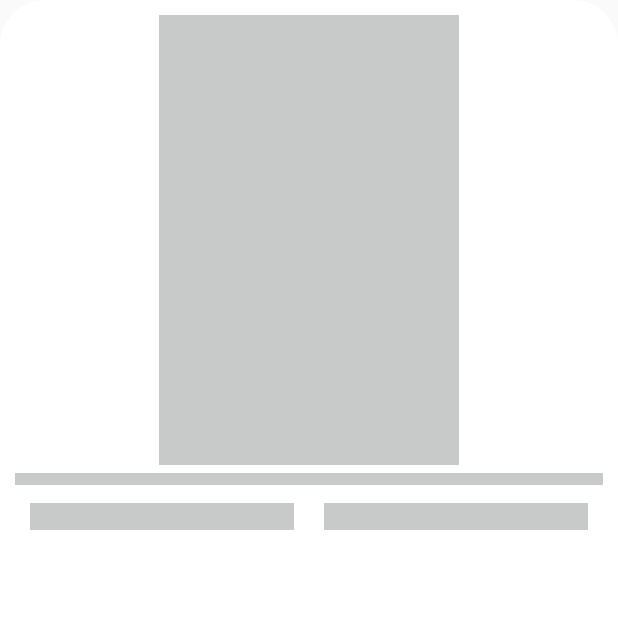
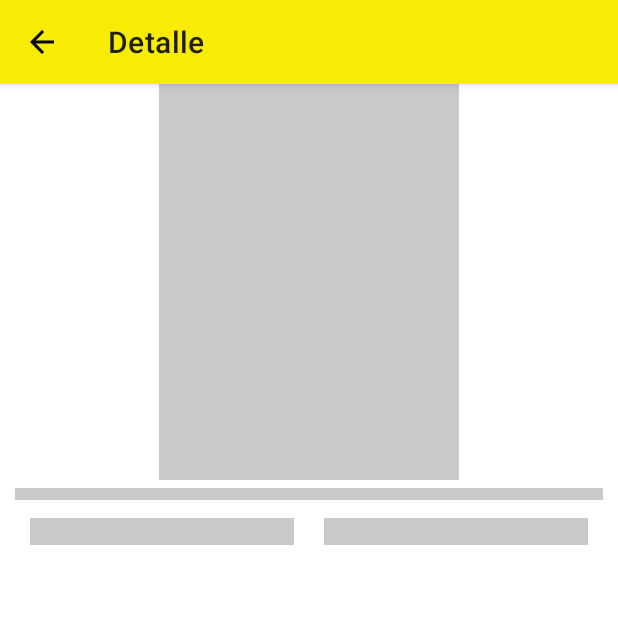
Before and after one commit to JuanCisilino/ML_Ch, an Android app: the DetailActivity screen opened directly, with no data from a screen before it, on a phone screen of 412 x 824 dp, the top half of it. Run offline under Robolectric (Android 15) with nearby library versions, the phone set to English and light mode, and no system bars; our stand-ins replace Dagger/Hilt's generated code, Picasso, Shimmer; network calls fail; pictures from the network do not load.

Commit message:
Correcciones del feedback: Implementacion de Toolbar con navegacion hacia atras, desde el detalle.

```diff
--- a/app/build.gradle
+++ b/app/build.gradle
@@ -12,7 +12,7 @@ android {
 
     defaultConfig {
         applicationId "com.frost.ml_ch"
-        minSdkVersion 19
+        minSdkVersion 21
         multiDexEnabled true
         targetSdk 33
         versionCode 1
--- a/app/src/main/AndroidManifest.xml
+++ b/app/src/main/AndroidManifest.xml
@@ -18,8 +18,7 @@
         <activity
             android:name=".ui.detail.DetailActivity"
             android:exported="true"
-            android:screenOrientation="portrait"
-            android:theme="@style/Theme.AppCompat.Light.NoActionBar"/>
+            android:screenOrientation="portrait"/>
         <activity
             android:name=".ui.home.HomeActivity"
             android:exported="true"
--- a/app/src/main/java/com/frost/ml_ch/ui/detail/DetailActivity.kt
+++ b/app/src/main/java/com/frost/ml_ch/ui/detail/DetailActivity.kt
@@ -37,8 +37,22 @@ class DetailActivity : AppCompatActivity() {
         super.onCreate(savedInstanceState)
         binding = ActivityDetailBinding.inflate(layoutInflater)
         setContentView(binding.root)
+        setToolbar()
         callItem()
         subscribeToLiveData()
+    }
+
+    private fun setToolbar(){
+        val toolbar = binding.toolbar
+        toolbar.title = "Detalle"
+        toolbar.setNavigationIcon(R.drawable.baseline_arrow_back_24)
+        setSupportActionBar(toolbar)
+        supportActionBar?.setDisplayHomeAsUpEnabled(true)
+    }
+
+    override fun onSupportNavigateUp(): Boolean {
+        onBackPressed()
+        return true
     }
 
     private fun subscribeToLiveData() {
--- /dev/null
+++ b/app/src/main/res/drawable/baseline_arrow_back_24.xml
@@ -0,0 +1,5 @@
+<vector android:autoMirrored="true" android:height="24dp"
+    android:tint="#000000" android:viewportHeight="24"
+    android:viewportWidth="24" android:width="24dp" xmlns:android="http://schemas.android.com/apk/res/android">
+    <path android:fillColor="@android:color/white" android:pathData="M20,11H7.83l5.59,-5.59L12,4l-8,8 8,8 1.41,-1.41L7.83,13H20v-2z"/>
+</vector>
--- a/app/src/main/res/layout/activity_detail.xml
+++ b/app/src/main/res/layout/activity_detail.xml
@@ -9,6 +9,17 @@
     android:id="@+id/cardLayout"
     tools:context=".ui.detail.DetailActivity">
 
+    <androidx.appcompat.widget.Toolbar
+        android:id="@+id/toolbar"
+        android:layout_width="match_parent"
+        android:layout_height="?attr/actionBarSize"
+        android:background="@color/teal_200"
+        android:elevation="4dp"
+        android:theme="@style/ActionBar"
+        app:layout_constraintEnd_toEndOf="parent"
+        app:layout_constraintStart_toStartOf="parent"
+        app:layout_constraintTop_toTopOf="parent"/>
+
     <androidx.appcompat.widget.LinearLayoutCompat
         android:layout_width="match_parent"
         android:layout_height="wrap_content"
@@ -18,7 +29,7 @@
         android:padding="10dp"
         app:layout_constraintEnd_toEndOf="parent"
         app:layout_constraintStart_toStartOf="parent"
-        app:layout_constraintTop_toTopOf="parent">
+        app:layout_constraintTop_toBottomOf="@+id/toolbar">
 
         <View
             android:layout_width="0dp"
@@ -90,7 +101,7 @@
         android:id="@+id/shimmerLayout"
         app:layout_constraintEnd_toEndOf="parent"
         app:layout_constraintStart_toStartOf="parent"
-        app:layout_constraintTop_toTopOf="parent">
+        app:layout_constraintTop_toBottomOf="@+id/toolbar">
 
         <androidx.constraintlayout.widget.ConstraintLayout
             android:layout_width="match_parent"
@@ -117,7 +128,7 @@
                 android:scaleType="fitXY"
                 app:layout_constraintEnd_toEndOf="parent"
                 app:layout_constraintStart_toStartOf="parent"
-                app:layout_constraintTop_toTopOf="@+id/linearLayoutCompat" />
+                app:layout_constraintTop_toBottomOf="@+id/view" />
 
             <FrameLayout
                 android:id="@+id/frameLayout"
--- a/app/src/main/res/layout/activity_main.xml
+++ b/app/src/main/res/layout/activity_main.xml
@@ -37,7 +37,7 @@
 
     <GridLayout
         android:id="@+id/gridLayout"
-        android:layout_width="match_parent"
+        android:layout_width="0dp"
         android:layout_height="0dp"
         android:orientation="vertical"
         android:columnCount="2"
--- a/app/src/main/res/values/themes.xml
+++ b/app/src/main/res/values/themes.xml
@@ -12,5 +12,12 @@
         <!-- Status bar color. -->
         <item name="android:statusBarColor">?attr/colorPrimaryVariant</item>
         <!-- Customize your theme here. -->
+        <item name="windowActionBar">false</item>
+        <item name="windowNoTitle">true</item>
+    </style>
+
+    <style name="ActionBar">
+        <item name="windowActionBar">false</item>
+        <item name="windowNoTitle">true</item>
     </style>
 </resources>
```
